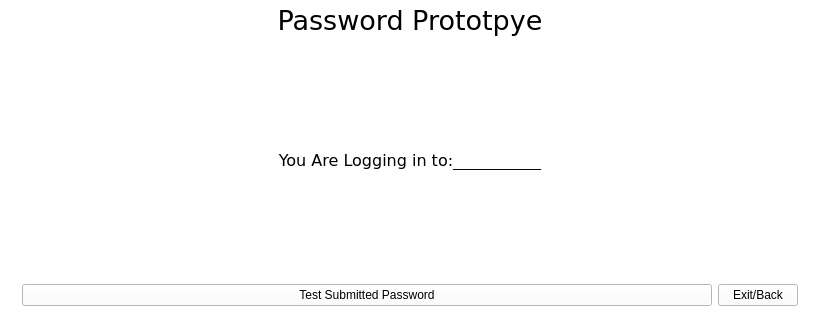
Above: mainwindow.ui from hodgins96/Alternate-password-scheme before the change; both pictures show x 0 to 820 and y 126 to 446 of the 820 by 564 pixel window. Below: the same form after it.
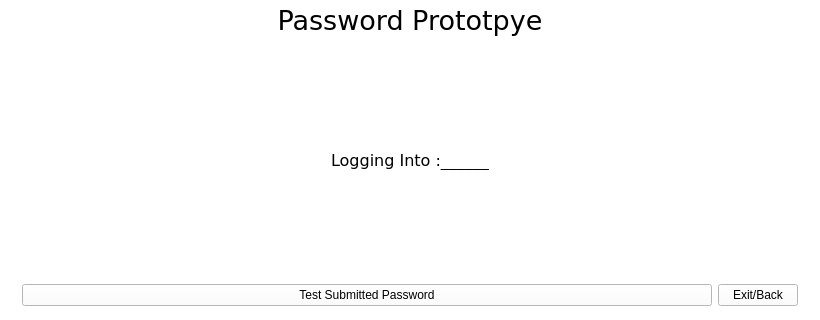
That is the form after the change.

```diff
--- a/mainwindow.ui
+++ b/mainwindow.ui
@@ -69,7 +69,7 @@
            </font>
           </property>
           <property name="text">
-           <string>You Are Logging in to:___________</string>
+           <string>Logging Into :______</string>
           </property>
           <property name="alignment">
            <set>Qt::AlignCenter</set>
```
